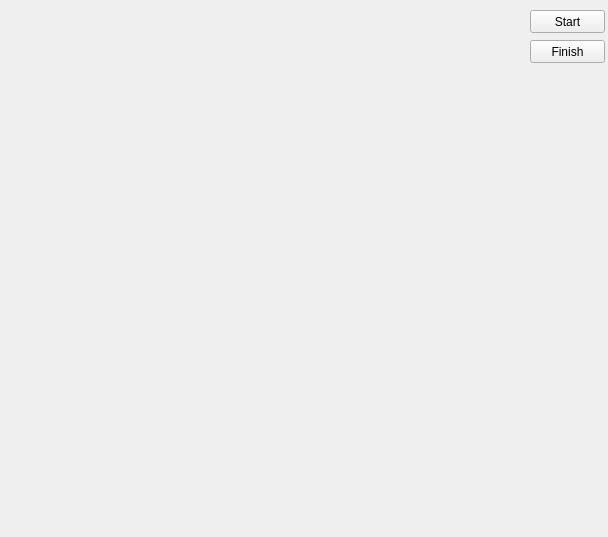
First picture: the form in mainwindow.ui, repository cattingcat/LifeGame, before the edit.
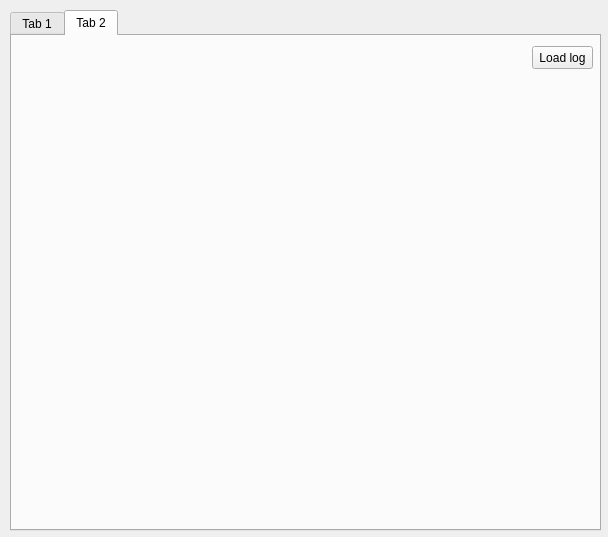
Second picture: the form after the edit.

Diff of the .ui file:
```diff
--- a/mainwindow.ui
+++ b/mainwindow.ui
@@ -14,28 +14,37 @@
    <string>Life game</string>
   </property>
   <widget class="QWidget" name="centralWidget">
-   <widget class="QPushButton" name="startBtn">
-    <property name="geometry">
-     <rect>
-      <x>530</x>
-      <y>10</y>
-      <width>75</width>
-      <height>23</height>
-     </rect>
-    </property>
-    <property name="text">
-     <string>Start</string>
-    </property>
-   </widget>
-   <widget class="QWidget" name="verticalLayoutWidget">
+   <widget class="QTabWidget" name="tabWidget">
     <property name="geometry">
      <rect>
       <x>10</x>
       <y>10</y>
-      <width>511</width>
+      <width>591</width>
       <height>521</height>
      </rect>
     </property>
+    <property name="sizePolicy">
+     <sizepolicy hsizetype="Maximum" vsizetype="Maximum">
+      <horstretch>0</horstretch>
+      <verstretch>0</verstretch>
+     </sizepolicy>
+    </property>
+    <property name="currentIndex">
+     <number>1</number>
+    </property>
+    <widget class="QWidget" name="tab">
+     <attribute name="title">
+      <string>Tab 1</string>
+     </attribute>
+     <widget class="QWidget" name="verticalLayoutWidget">
+      <property name="geometry">
+       <rect>
+        <x>10</x>
+        <y>10</y>
+        <width>501</width>
+        <height>481</height>
+       </rect>
+      </property>
     <layout class="QVBoxLayout" name="verticalLayout">
      <property name="spacing">
       <number>0</number>
@@ -57,18 +66,62 @@
      </property>
     </layout>
    </widget>
+     <widget class="QPushButton" name="startBtn">
+      <property name="geometry">
+       <rect>
+        <x>524</x>
+        <y>10</y>
+        <width>61</width>
+        <height>23</height>
+       </rect>
+      </property>
+      <property name="text">
+       <string>Start</string>
+      </property>
+     </widget>
    <widget class="QPushButton" name="finishBtn">
     <property name="geometry">
      <rect>
-      <x>530</x>
+        <x>524</x>
       <y>40</y>
-      <width>75</width>
+        <width>61</width>
       <height>23</height>
      </rect>
     </property>
     <property name="text">
      <string>Finish</string>
     </property>
+     </widget>
+    </widget>
+    <widget class="QWidget" name="tab_2">
+     <attribute name="title">
+      <string>Tab 2</string>
+     </attribute>
+     <widget class="QWidget" name="verticalLayoutWidget_2">
+      <property name="geometry">
+       <rect>
+        <x>0</x>
+        <y>0</y>
+        <width>511</width>
+        <height>501</height>
+       </rect>
+      </property>
+      <layout class="QVBoxLayout" name="tab2Layout"/>
+     </widget>
+     <widget class="QPushButton" name="loadLogBtn">
+      <property name="geometry">
+       <rect>
+        <x>520</x>
+        <y>10</y>
+        <width>61</width>
+        <height>23</height>
+       </rect>
+      </property>
+      <property name="text">
+       <string>Load log</string>
+      </property>
+     </widget>
+    </widget>
    </widget>
   </widget>
  </widget>
```
Lines whose indentation alone changed are shown as unchanged.
